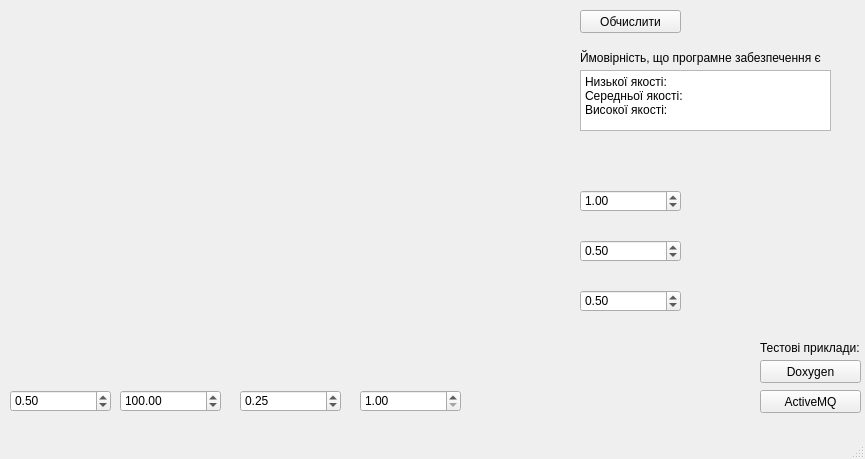
This is forms/software-quality-model.ui in CDovgal/software-quality-model as Qt 5 draws it before an edit. The edited form follows.
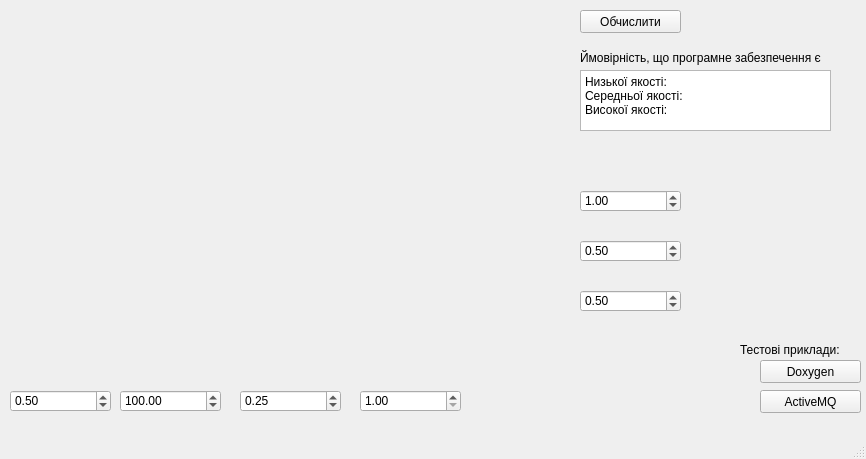
This is the edited form. Icons and pictures are not drawn.

Commit message: Correct form allign

The edit to the form file:
```diff
--- a/forms/software-quality-model.ui
+++ b/forms/software-quality-model.ui
@@ -6,7 +6,7 @@
    <rect>
     <x>0</x>
     <y>0</y>
-    <width>865</width>
+    <width>866</width>
     <height>459</height>
    </rect>
   </property>
@@ -249,10 +249,10 @@
    <widget class="QLabel" name="label_2">
     <property name="geometry">
      <rect>
-      <x>760</x>
+      <x>740</x>
       <y>340</y>
-      <width>101</width>
-      <height>16</height>
+      <width>121</width>
+      <height>20</height>
      </rect>
     </property>
     <property name="text">
```
Left out of the diff: 4 changed lines with no effect on the pictures.
